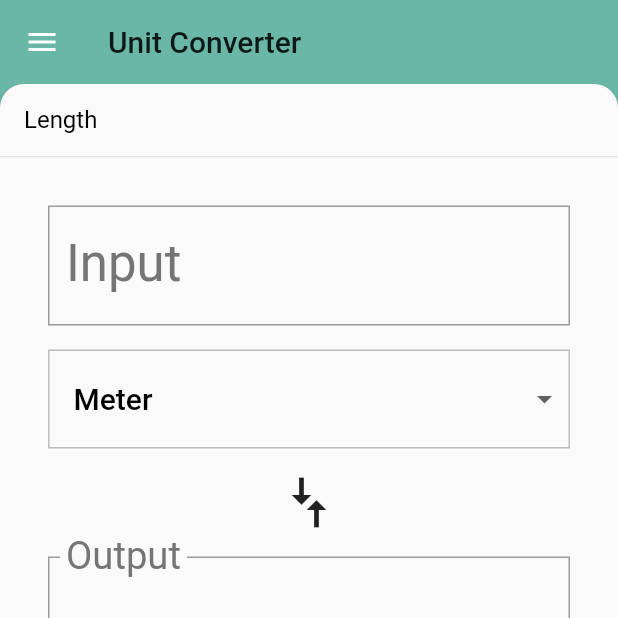
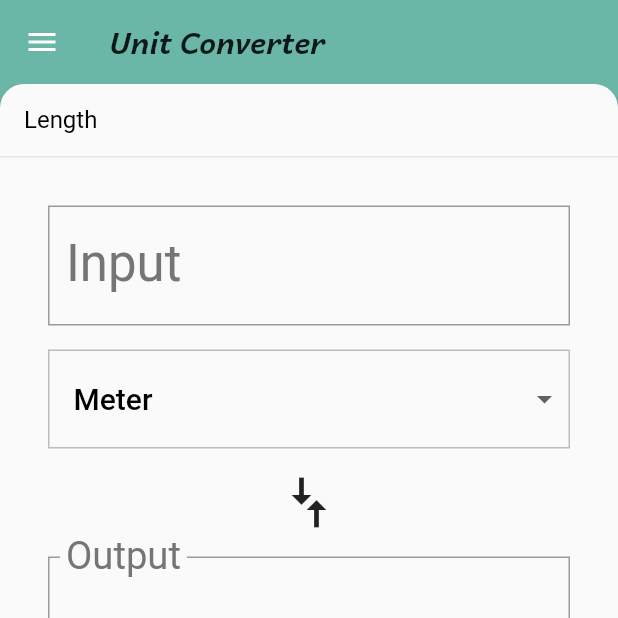
Before and after one commit to slmolloy/unit-converter-flutter, a Flutter app: the screen it shows after launch, on a phone screen of 412 x 824 dp, the top half of it. Run offline on Flutter 3.47's test engine with Material 2 defaults, Android fonts, the phone set to English and light mode, and no system bars.

Commit message:
Add custom fonts

```diff
--- a/lib/backdrop.dart
+++ b/lib/backdrop.dart
@@ -79,7 +79,7 @@ class _BackdropTitle extends AnimatedWidget {
   Widget build(BuildContext context) {
     final Animation<double> animation = listenable as Animation<double>;
     return DefaultTextStyle(
-      style: Theme.of(context).primaryTextTheme.headline6!,
+      style: Theme.of(context).primaryTextTheme.headline6!.copyWith(fontWeight: FontWeight.w800, fontStyle: FontStyle.italic),
       softWrap: false,
       overflow: TextOverflow.ellipsis,
       // Here, we do a custom cross fade between backTitle and frontTitle.
--- a/lib/category_title.dart
+++ b/lib/category_title.dart
@@ -56,7 +56,7 @@ class CategoryTitle extends StatelessWidget {
                   child: Text(
                     category.name,
                     textAlign: TextAlign.center,
-                    style: Theme.of(context).textTheme.headline5,
+                    style: Theme.of(context).textTheme.headline5?.copyWith(fontStyle: FontStyle.italic),
                   ),
                 ),
               ],
--- a/lib/main.dart
+++ b/lib/main.dart
@@ -24,6 +24,7 @@ class UnitConverterApp extends StatelessWidget {
       debugShowCheckedModeBanner: false,
       title: 'Unit Converter',
       theme: ThemeData(
+        fontFamily: 'Andika',
         textTheme: Theme.of(context).textTheme.apply(
           bodyColor: Colors.black,
           displayColor: Colors.grey[600],
```
Also changed, not shown: pubspec.yaml (+12 -0 lines), assets/fonts/Andika-Bold.ttf (added), assets/fonts/Andika-BoldItalic.ttf (added), assets/fonts/Andika-Italic.ttf (added), assets/fonts/Andika-Regular.ttf (added).
